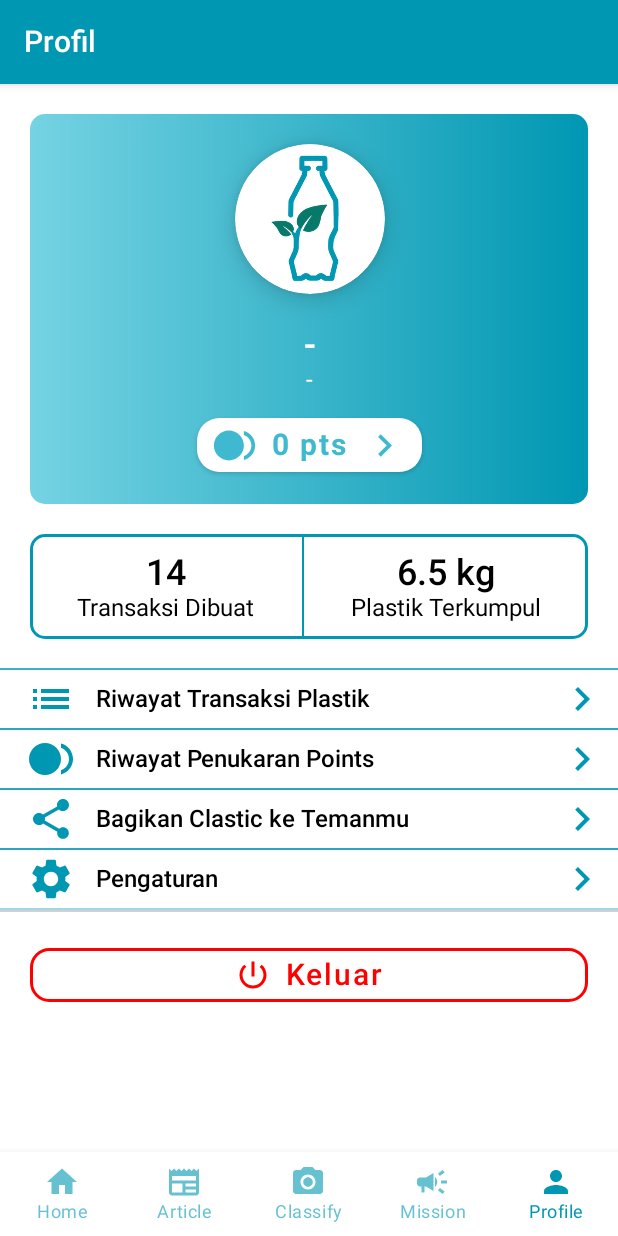
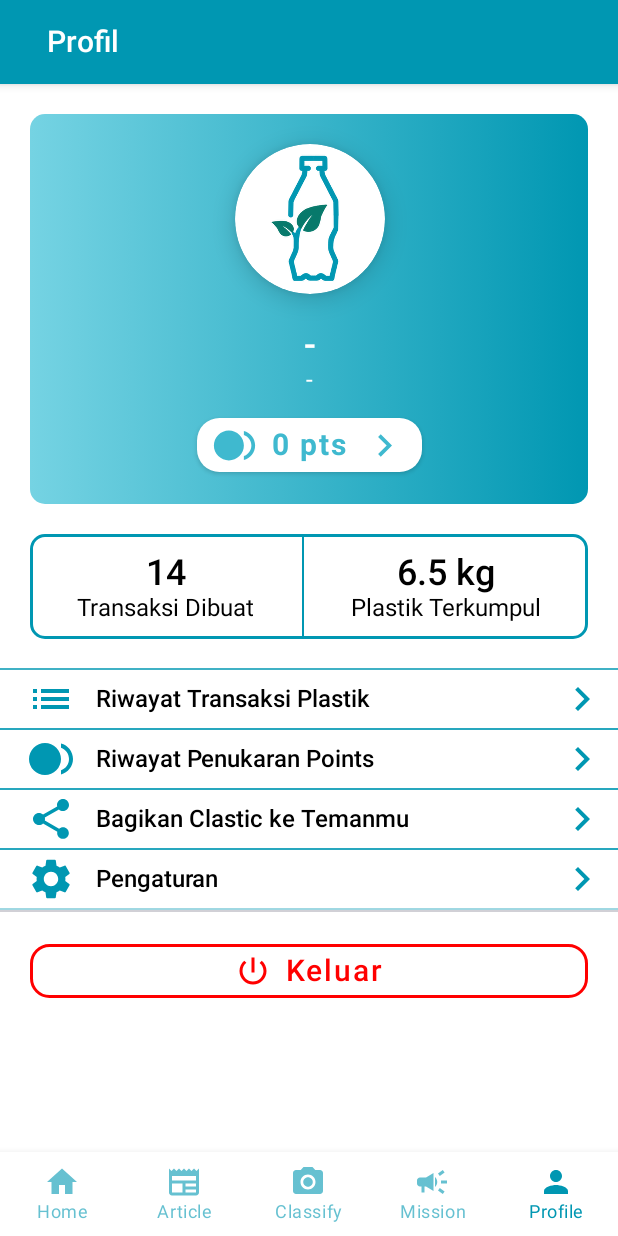
Before and after one commit to lsatriosim/clastic-app, an Android app built with Jetpack Compose: the ProfileScreen screen opened through its navigation route, on a phone screen of 412 x 824 dp. Run offline under Robolectric (Android 15) with nearby library versions, the light colour scheme and no system bars; our stand-ins replace Firebase (no records; nobody signed in at launch, a user with empty details on screens opened directly).

Commit message:
Fix profile screen

```diff
--- a/mobile-development/app/src/main/java/com/example/clastic/ui/screen/profile/ProfileScreen.kt
+++ b/mobile-development/app/src/main/java/com/example/clastic/ui/screen/profile/ProfileScreen.kt
@@ -2,6 +2,7 @@
 
 import androidx.compose.foundation.background
 import androidx.compose.foundation.layout.Column
+import androidx.compose.foundation.layout.fillMaxSize
 import androidx.compose.foundation.layout.fillMaxWidth
 import androidx.compose.foundation.layout.padding
 import androidx.compose.material.Scaffold
@@ -53,19 +54,21 @@
 
 
     Scaffold(
+        modifier = modifier
+            .fillMaxSize(),
         topBar = {
             ProfileTopBar()
         },
         bottomBar = { BottomBar(currentMenu = "Profile", navController = navHostController)},
-        modifier = modifier
-            .background(Color.White),
     ) { paddingValues ->
         Column(
             horizontalAlignment = Alignment.CenterHorizontally,
+            // TODO(Illegal Padding?)
             modifier = Modifier
+                .padding(paddingValues)
                 .fillMaxWidth()
-                .padding(paddingValues)
-                .background(Color.White),
+                .background(Color.White)
+                .padding(bottom = 100.dp),
         ) {
             // TODO(Change Static Picture)
             ProfileCard(
--- a/mobile-development/app/src/main/java/com/example/clastic/ui/screen/profile/components/ProfileTopBar.kt
+++ b/mobile-development/app/src/main/java/com/example/clastic/ui/screen/profile/components/ProfileTopBar.kt
@@ -1,16 +1,15 @@
 package com.example.clastic.ui.screen.profile.components
 
-import androidx.compose.material.Icon
-import androidx.compose.material.IconButton
+import androidx.compose.foundation.layout.padding
 import androidx.compose.material.Text
 import androidx.compose.material.TopAppBar
-import androidx.compose.material.icons.Icons
-import androidx.compose.material.icons.filled.ArrowBack
 import androidx.compose.runtime.Composable
+import androidx.compose.ui.Modifier
 import androidx.compose.ui.graphics.Color
 import androidx.compose.ui.res.colorResource
 import androidx.compose.ui.res.stringResource
 import androidx.compose.ui.tooling.preview.Preview
+import androidx.compose.ui.unit.dp
 import com.example.clastic.R
 import com.example.clastic.ui.theme.ClasticTheme
 
@@ -20,10 +19,12 @@
         title = {
             Text(
                 text = stringResource(R.string.profile),
-                color = Color.White
+                color = Color.White,
+                modifier = Modifier
+                    .padding(start = 15.dp),
             )
         },
-        backgroundColor = colorResource(R.color.cyan_primary)
+        backgroundColor = colorResource(R.color.cyan_primary),
     )
 }
 
```
